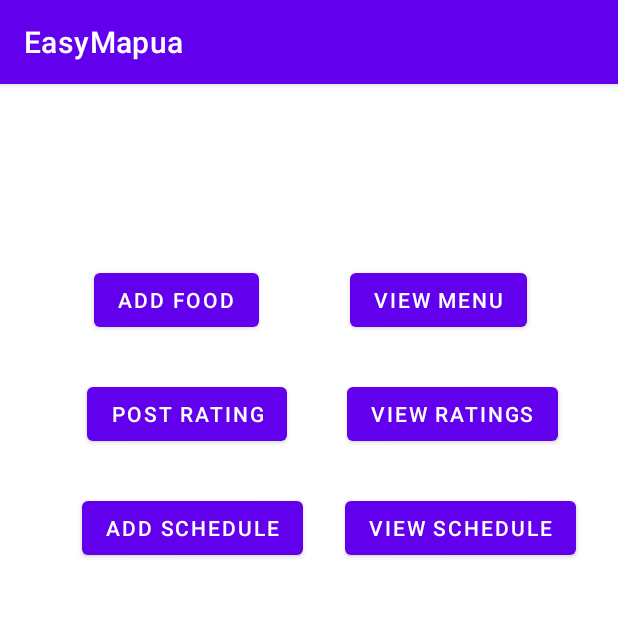
After one commit to IzakVillanueva/EasyMapua, an Android app: the AdminNav screen opened directly, with no data from a screen before it, on a phone screen of 412 x 824 dp, the top half of it. The commit adds this screen. Run offline under Robolectric (Android 15) with nearby library versions, the phone set to English and light mode, and no system bars.

Commit message:
Add AdminNav

```diff
--- a/app/src/main/AndroidManifest.xml
+++ b/app/src/main/AndroidManifest.xml
@@ -12,7 +12,8 @@
         android:supportsRtl="true"
         android:theme="@style/Theme.EasyMapua"
         android:usesCleartextTraffic="true">
-        <activity android:name=".ViewSchedule"></activity>
+        <activity android:name=".AdminNav"></activity>
+        <activity android:name=".ViewSchedule" />
         <activity android:name=".ViewRating" />
         <activity android:name=".ViewMenu" />
         <activity android:name=".AddRate" />
--- a/app/src/main/java/com/example/easymapua/AddFood.java
+++ b/app/src/main/java/com/example/easymapua/AddFood.java
@@ -61,9 +61,14 @@ public class AddFood extends AppCompatActivity {
                                     String result = putData.getResult();
                                     if(result.equals("Successfully added food")){
                                         Toast.makeText(getApplicationContext(),result,Toast.LENGTH_SHORT).show();
-                                        Intent intent = new Intent(getApplicationContext(), VendorNav.class);
-                                        startActivity(intent);
-                                        finish();
+                                        if(Login.loggedClass.equals("Vendor")){
+                                            startActivity(new Intent(getApplicationContext(), VendorNav.class));
+                                            finish();
+                                        }
+                                        else if(Login.loggedClass.equals("Admin")){
+                                            startActivity(new Intent(getApplicationContext(), AdminNav.class));
+                                            finish();
+                                        }
                                     }
                                     else{
                                         Toast.makeText(getApplicationContext(),result,Toast.LENGTH_SHORT).show();
--- /dev/null
+++ b/app/src/main/java/com/example/easymapua/AdminNav.java
@@ -0,0 +1,67 @@
+package com.example.easymapua;
+
+import androidx.appcompat.app.AppCompatActivity;
+
+import android.content.Intent;
+import android.os.Bundle;
+import android.view.View;
+import android.widget.Button;
+
+public class AdminNav extends AppCompatActivity {
+    private Button addFood, addRate, addSc, viewMen, viewRat, viewSc;
+
+    @Override
+    protected void onCreate(Bundle savedInstanceState) {
+        super.onCreate(savedInstanceState);
+        setContentView(R.layout.activity_admin_nav);
+
+        addFood = findViewById(R.id.button);
+        addRate = findViewById(R.id.button2);
+        addSc = findViewById(R.id.button3);
+        viewMen = findViewById(R.id.button4);
+        viewRat = findViewById(R.id.button5);
+        viewSc = findViewById(R.id.button6);
+
+        addFood.setOnClickListener(new View.OnClickListener() {
+            @Override
+            public void onClick(View v) {
+                startActivity(new Intent(getApplicationContext(), AddFood.class));
+            }
+        });
+
+        addRate.setOnClickListener(new View.OnClickListener() {
+            @Override
+            public void onClick(View v) {
+                startActivity(new Intent(getApplicationContext(), AddRate.class));
+            }
+        });
+
+        addSc.setOnClickListener(new View.OnClickListener() {
+            @Override
+            public void onClick(View v) {
+                startActivity(new Intent(getApplicationContext(), AddSched.class));
+            }
+        });
+
+        viewMen.setOnClickListener(new View.OnClickListener() {
+            @Override
+            public void onClick(View v) {
+                startActivity(new Intent(getApplicationContext(), ViewMenu.class));
+            }
+        });
+
+        viewRat.setOnClickListener(new View.OnClickListener() {
+            @Override
+            public void onClick(View v) {
+                startActivity(new Intent(getApplicationContext(), ViewRating.class));
+            }
+        });
+
+        viewSc.setOnClickListener(new View.OnClickListener() {
+            @Override
+            public void onClick(View v) {
+                startActivity(new Intent(getApplicationContext(), ViewSchedule.class));
+            }
+        });
+    }
+}
--- /dev/null
+++ b/app/src/main/res/layout/activity_admin_nav.xml
@@ -0,0 +1,73 @@
+<?xml version="1.0" encoding="utf-8"?>
+<androidx.constraintlayout.widget.ConstraintLayout xmlns:android="http://schemas.android.com/apk/res/android"
+    xmlns:app="http://schemas.android.com/apk/res-auto"
+    xmlns:tools="http://schemas.android.com/tools"
+    android:layout_width="match_parent"
+    android:layout_height="match_parent"
+    tools:context=".AdminNav">
+
+    <Button
+        android:id="@+id/button"
+        android:layout_width="wrap_content"
+        android:layout_height="wrap_content"
+        android:layout_marginTop="120dp"
+        android:text="@string/add_food"
+        app:layout_constraintEnd_toEndOf="parent"
+        app:layout_constraintHorizontal_bias="0.207"
+        app:layout_constraintStart_toStartOf="parent"
+        app:layout_constraintTop_toTopOf="parent" />
+
+    <Button
+        android:id="@+id/button2"
+        android:layout_width="wrap_content"
+        android:layout_height="wrap_content"
+        android:layout_marginTop="28dp"
+        android:text="@string/post_rating"
+        app:layout_constraintEnd_toEndOf="parent"
+        app:layout_constraintHorizontal_bias="0.207"
+        app:layout_constraintStart_toStartOf="parent"
+        app:layout_constraintTop_toBottomOf="@+id/button" />
+
+    <Button
+        android:id="@+id/button3"
+        android:layout_width="wrap_content"
+        android:layout_height="wrap_content"
+        android:layout_marginTop="28dp"
+        android:text="@string/add_schedule"
+        app:layout_constraintEnd_toEndOf="parent"
+        app:layout_constraintHorizontal_bias="0.207"
+        app:layout_constraintStart_toStartOf="parent"
+        app:layout_constraintTop_toBottomOf="@+id/button2" />
+
+    <Button
+        android:id="@+id/button4"
+        android:layout_width="wrap_content"
+        android:layout_height="wrap_content"
+        android:layout_marginTop="120dp"
+        android:text="@string/view_menu"
+        app:layout_constraintEnd_toEndOf="parent"
+        app:layout_constraintStart_toEndOf="@+id/button"
+        app:layout_constraintTop_toTopOf="parent" />
+
+    <Button
+        android:id="@+id/button5"
+        android:layout_width="wrap_content"
+        android:layout_height="wrap_content"
+        android:layout_marginTop="28dp"
+        android:text="@string/view_ratings"
+        app:layout_constraintEnd_toEndOf="parent"
+        app:layout_constraintHorizontal_bias="0.503"
+        app:layout_constraintStart_toEndOf="@+id/button2"
+        app:layout_constraintTop_toBottomOf="@+id/button4" />
+
+    <Button
+        android:id="@+id/button6"
+        android:layout_width="wrap_content"
+        android:layout_height="wrap_content"
+        android:layout_marginTop="28dp"
+        android:text="View Schedule"
+        app:layout_constraintEnd_toEndOf="parent"
+        app:layout_constraintHorizontal_bias="0.503"
+        app:layout_constraintStart_toEndOf="@+id/button3"
+        app:layout_constraintTop_toBottomOf="@+id/button5" />
+</androidx.constraintlayout.widget.ConstraintLayout>
--- a/app/src/main/res/values/strings.xml
+++ b/app/src/main/res/values/strings.xml
@@ -39,4 +39,9 @@
     <string name="view_ratings">View Ratings</string>
     <string name="load_schedule">Load Schedule</string>
     <string name="show_consulation">Show Consulation</string>
+    <string name="add_food">Add Food</string>
+    <string name="post_rating">Post Rating</string>
+    <string name="add_schedule">Add Schedule</string>
+    <string name="view_menu">View Menu</string>
+    <string name="view_ratings">View Ratings</string>
 </resources>
```
